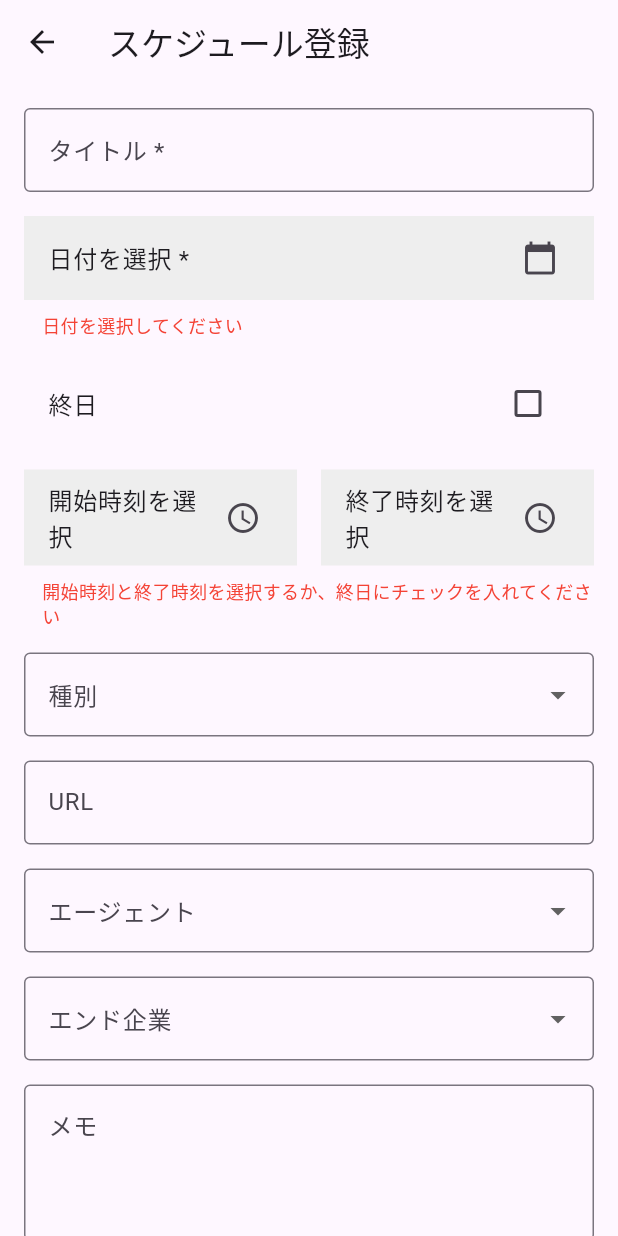
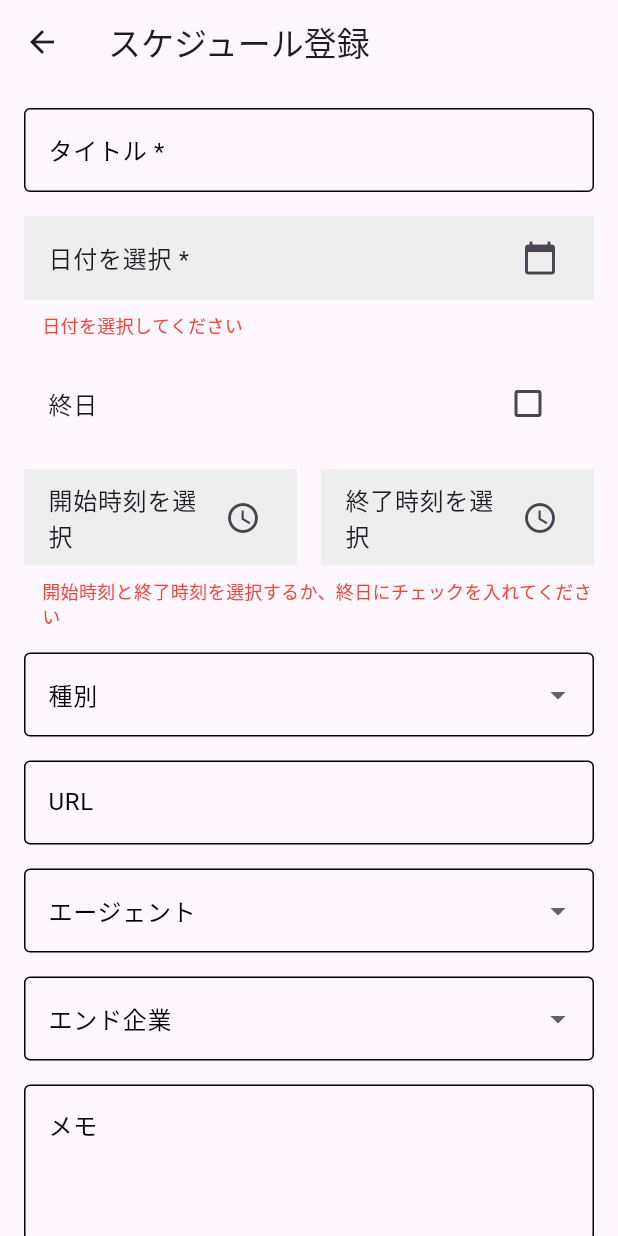
Before and after one commit to XEBSYSTEM/pocketbookforfreelance, a Flutter app: the ScheduleForm screen opened directly, on a phone screen of 412 x 824 dp. Run offline on Flutter 3.47's test engine with Material 3 defaults, Android fonts, the light colour scheme and no system bars; our stand-ins replace table_calendar.

Commit message:
style: テキストフィールドの枠線を黒色に変更
- タイトル、URL、メモ欄のテキストフィールドの枠線を黒色に変更し、視認性を向上
- 枠線の太さを1.0に統一し、一貫性のあるデザインに修正

```diff
--- a/lib/schedule_form.dart
+++ b/lib/schedule_form.dart
@@ -146,7 +146,16 @@ class _ScheduleFormState extends State<ScheduleForm> {
                 style: const TextStyle(color: Colors.black),
                 decoration: const InputDecoration(
                   labelText: 'タイトル *',
-                  border: OutlineInputBorder(),
+                  border: OutlineInputBorder(
+                    borderSide: BorderSide(color: Colors.black, width: 1.0),
+                  ),
+                  labelStyle: TextStyle(color: Colors.black),
+                  focusedBorder: OutlineInputBorder(
+                    borderSide: BorderSide(color: Colors.black, width: 1.0),
+                  ),
+                  enabledBorder: OutlineInputBorder(
+                    borderSide: BorderSide(color: Colors.black, width: 1.0),
+                  ),
                 ),
                 validator: (value) {
                   if (value == null || value.isEmpty) {
@@ -237,7 +246,16 @@ class _ScheduleFormState extends State<ScheduleForm> {
               DropdownButtonFormField<String>(
                 decoration: const InputDecoration(
                   labelText: '種別',
-                  border: OutlineInputBorder(),
+                  border: OutlineInputBorder(
+                    borderSide: BorderSide(color: Colors.black),
+                  ),
+                  labelStyle: TextStyle(color: Colors.black),
+                  focusedBorder: OutlineInputBorder(
+                    borderSide: BorderSide(color: Colors.black),
+                  ),
+                  enabledBorder: OutlineInputBorder(
+                    borderSide: BorderSide(color: Colors.black),
+                  ),
                 ),
                 style: const TextStyle(color: Colors.black),
                 value: _meetingType,
@@ -267,7 +285,16 @@ class _ScheduleFormState extends State<ScheduleForm> {
                 style: const TextStyle(color: Colors.black),
                 decoration: const InputDecoration(
                   labelText: 'URL',
-                  border: OutlineInputBorder(),
+                  border: OutlineInputBorder(
+                    borderSide: BorderSide(color: Colors.black, width: 1.0),
+                  ),
+                  labelStyle: TextStyle(color: Colors.black),
+                  focusedBorder: OutlineInputBorder(
+                    borderSide: BorderSide(color: Colors.black, width: 1.0),
+                  ),
+                  enabledBorder: OutlineInputBorder(
+                    borderSide: BorderSide(color: Colors.black, width: 1.0),
+                  ),
                 ),
               ),
               const SizedBox(height: 16),
@@ -276,7 +303,16 @@ class _ScheduleFormState extends State<ScheduleForm> {
               DropdownButtonFormField<String>(
                 decoration: const InputDecoration(
                   labelText: 'エージェント',
-                  border: OutlineInputBorder(),
+                  border: OutlineInputBorder(
+                    borderSide: BorderSide(color: Colors.black),
+                  ),
+                  labelStyle: TextStyle(color: Colors.black),
+                  focusedBorder: OutlineInputBorder(
+                    borderSide: BorderSide(color: Colors.black),
+                  ),
+                  enabledBorder: OutlineInputBorder(
+                    borderSide: BorderSide(color: Colors.black),
+                  ),
                 ),
                 style: const TextStyle(color: Colors.black),
                 value: _selectedAgent,
@@ -303,7 +339,16 @@ class _ScheduleFormState extends State<ScheduleForm> {
               DropdownButtonFormField<String>(
                 decoration: const InputDecoration(
                   labelText: 'エンド企業',
-                  border: OutlineInputBorder(),
+                  border: OutlineInputBorder(
+                    borderSide: BorderSide(color: Colors.black),
+                  ),
+                  labelStyle: TextStyle(color: Colors.black),
+                  focusedBorder: OutlineInputBorder(
+                    borderSide: BorderSide(color: Colors.black),
+                  ),
+                  enabledBorder: OutlineInputBorder(
+                    borderSide: BorderSide(color: Colors.black),
+                  ),
                 ),
                 style: const TextStyle(color: Colors.black),
                 value: _selectedEndCompany,
@@ -333,7 +378,16 @@ class _ScheduleFormState extends State<ScheduleForm> {
                 style: const TextStyle(color: Colors.black),
                 decoration: const InputDecoration(
                   labelText: 'メモ',
-                  border: OutlineInputBorder(),
+                  border: OutlineInputBorder(
+                    borderSide: BorderSide(color: Colors.black, width: 1.0),
+                  ),
+                  labelStyle: TextStyle(color: Colors.black),
+                  focusedBorder: OutlineInputBorder(
+                    borderSide: BorderSide(color: Colors.black, width: 1.0),
+                  ),
+                  enabledBorder: OutlineInputBorder(
+                    borderSide: BorderSide(color: Colors.black, width: 1.0),
+                  ),
                   alignLabelWithHint: true,
                 ),
                 maxLines: 5,
```
